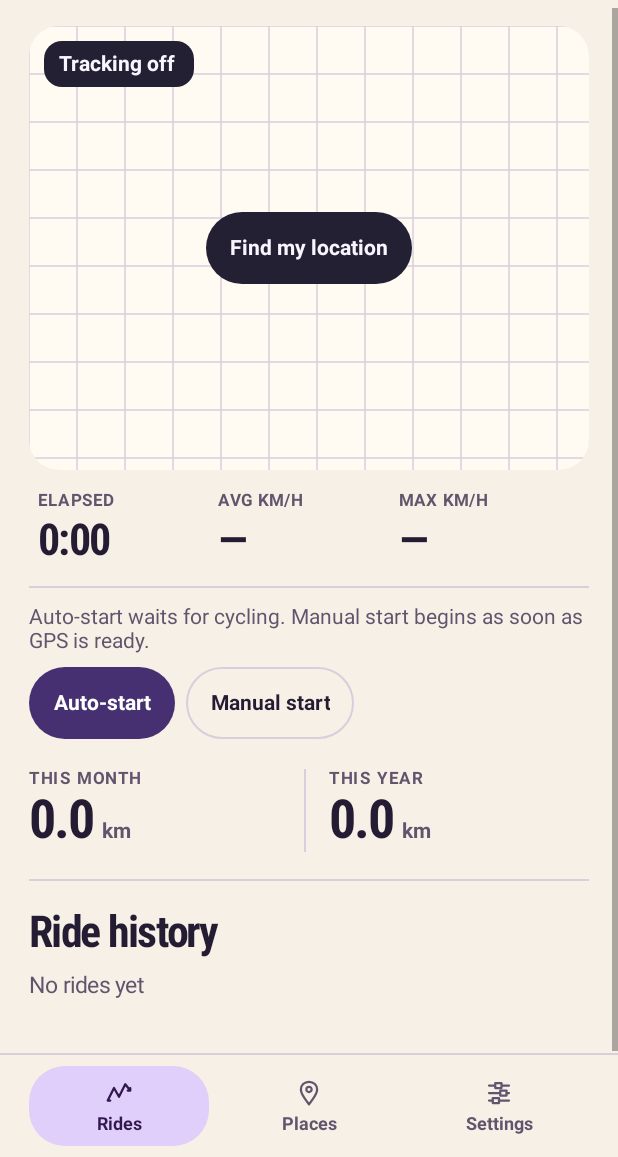
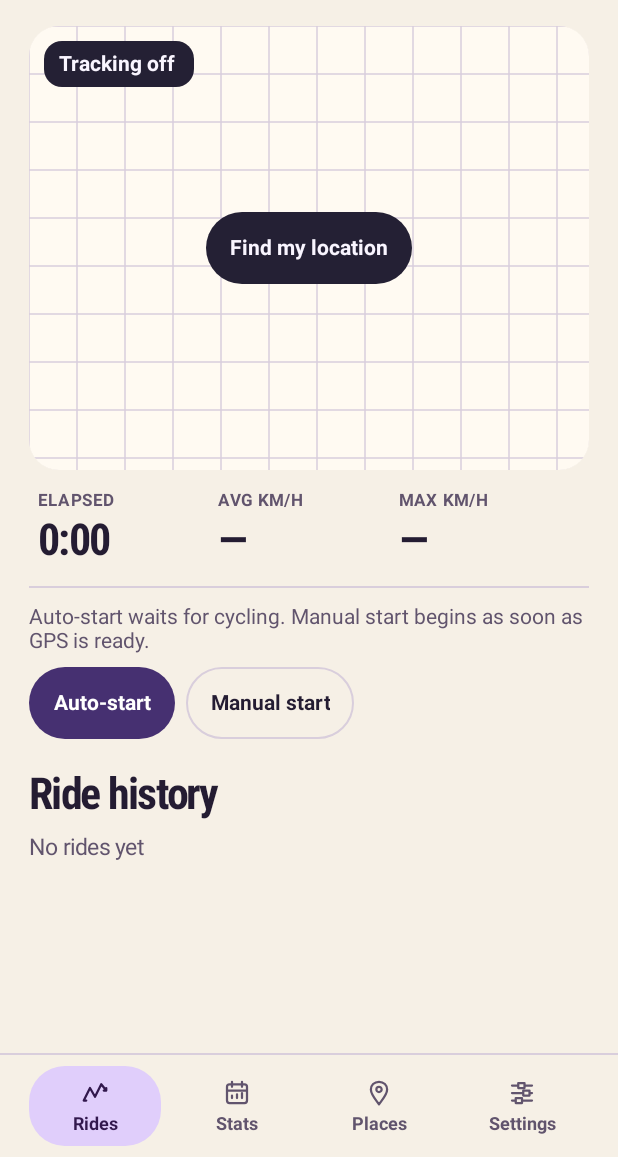
Before and after one commit to ZeroOne3010/bike-there, an Android app: the screen it shows after launch (MainActivity), after a tap on "Rides", on a phone screen of 412 x 824 dp, the part 79-1236 px from its top. Run offline under Robolectric (Android 15) with nearby library versions, the phone set to English and light mode, and no system bars; pictures from the network do not load.

Commit message:
Add a bounded ride calendar and show the installed app version

```diff
--- a/app/build.gradle
+++ b/app/build.gradle
@@ -11,8 +11,8 @@ android {
         applicationId 'dev.zeroone.bikethere'
         minSdk 26
         targetSdk 36
-        versionCode = (System.getenv('BIKE_THERE_VERSION_CODE') ?: '3000').toInteger()
-        versionName = System.getenv('BIKE_THERE_VERSION_NAME') ?: '0.3.0'
+        versionCode = (System.getenv('BIKE_THERE_VERSION_CODE') ?: '4000').toInteger()
+        versionName = System.getenv('BIKE_THERE_VERSION_NAME') ?: '0.4.0'
     }
 
     signingConfigs {
--- a/app/src/main/java/dev/zeroone/bikethere/MainActivity.java
+++ b/app/src/main/java/dev/zeroone/bikethere/MainActivity.java
@@ -39,7 +39,6 @@ import androidx.core.view.ViewCompat;
 import java.io.OutputStream;
 import java.nio.charset.StandardCharsets;
 import java.time.Instant;
-import java.time.Year;
 import java.time.YearMonth;
 import java.time.ZoneId;
 import java.time.format.DateTimeFormatter;
@@ -48,6 +47,12 @@ import java.util.List;
 import java.util.Locale;
 
 public final class MainActivity extends ComponentActivity {
+    private static final int RIDES = 0;
+    private static final int PLACES = 1;
+    private static final int SETTINGS = 2;
+    private static final int STATS = 3;
+    private static final String STATS_DISTANCE = "statsDistance";
+
     private static final int LOCATION_PERMISSION = 10;
     private static final int NOTIFICATION_PERMISSION = 11;
     private static final int EXPORT = 12;
@@ -61,7 +66,8 @@ public final class MainActivity extends ComponentActivity {
     private RideColors colours;
     private long playbackOffset;
     private ScrollView scroll;
-    private int page;
+    private int page = RIDES;
+    private YearMonth statsMonth;
     private int historyLimit = 40;
     private String selectedRide;
     private String exportingRide;
@@ -84,7 +90,7 @@ public final class MainActivity extends ComponentActivity {
             if (selectedRide != null) {
                 closeRide();
             } else {
-                page = 0;
+                page = RIDES;
                 render(false);
                 findMapLocation(false);
             }
@@ -114,7 +120,9 @@ public final class MainActivity extends ComponentActivity {
             store.recoverInterruptedRides();
         }
         if (saved != null) {
-            page = saved.getInt("page");
+            page = saved.getInt("page", RIDES);
+            String month = saved.getString("statsMonth");
+            statsMonth = month == null ? null : YearMonth.parse(month);
             historyLimit = saved.getInt("limit", 40);
             selectedRide = saved.getString("ride");
             exportingRide = saved.getString("export");
@@ -135,7 +143,7 @@ public final class MainActivity extends ComponentActivity {
         ContextCompat.registerReceiver(this, statusChanges, filter, ContextCompat.RECEIVER_NOT_EXPORTED);
         render(true);
         uiHandler.post(liveTick);
-        if (page == 0 && selectedRide == null) {
+        if (page == RIDES && selectedRide == null) {
             findMapLocation(false);
         }
     }
@@ -172,6 +180,9 @@ public final class MainActivity extends ComponentActivity {
     protected void onSaveInstanceState(Bundle out) {
         super.onSaveInstanceState(out);
         out.putInt("page", page);
+        if (statsMonth != null) {
+            out.putString("statsMonth", statsMonth.toString());
+        }
         out.putInt("limit", historyLimit);
         out.putString("ride", selectedRide);
         out.putString("export", exportingRide);
@@ -180,7 +191,7 @@ public final class MainActivity extends ComponentActivity {
     }
 
     private void render(boolean keepScroll) {
-        back.setEnabled(selectedRide != null || page != 0);
+        back.setEnabled(selectedRide != null || page != RIDES);
         int scrollPosition = keepScroll && scroll != null ? scroll.getScrollY() : 0;
         if (keepScroll && selectedRide != null && content != null) {
             refreshWeatherLabel();
@@ -201,8 +212,9 @@ public final class MainActivity extends ComponentActivity {
             rideDetails();
         } else {
             switch (page) {
-                case 1 -> placesPage();
-                case 2 -> settingsPage();
+                case PLACES -> placesPage();
+                case SETTINGS -> settingsPage();
+                case STATS -> statsPage();
                 default -> historyPage();
             }
             root.addView(ui.hairline());
@@ -220,17 +232,18 @@ public final class MainActivity extends ComponentActivity {
             header.addView(ui.secondary("← Rides", this::closeRide));
         } else {
             String title = switch (page) {
-                case 1 -> "Places";
-                case 2 -> "Settings";
+                case PLACES -> "Places";
+                case SETTINGS -> "Settings";
+                case STATS -> "Stats";
                 default -> "BIKE THERE";
             };
-            TextView heading = ui.title(title, page == 0 ? 40 : 35, colours.ink());
+            TextView heading = ui.title(title, page == RIDES ? 40 : 35, colours.ink());
             ViewCompat.setAccessibilityHeading(heading, true);
             header.addView(heading, RideUi.weight());
-            if (page != 0 && TrackerService.state() != Tracker.State.DISARMED) {
+            if (page != RIDES && TrackerService.state() != Tracker.State.DISARMED) {
                 header.addView(ui.button("Tracker", colours.violet(), colours.violetInk(),
                         null, () -> {
-                            page = 0;
+                            page = RIDES;
                             render(false);
                             findMapLocation(false);
                         }));
@@ -242,17 +255,18 @@ public final class MainActivity extends ComponentActivity {
     private LinearLayout navigation() {
         LinearLayout bar = ui.row();
         bar.setPadding(ui.dp(16), ui.dp(7), ui.dp(16), ui.dp(7));
-        String[] tabs = {"Rides", "Places", "Settings"};
-        int[] icons = {R.drawable.tab_rides, R.drawable.tab_places, R.drawable.tab_settings};
+        String[] tabs = {"Rides", "Stats", "Places", "Settings"};
+        int[] pages = {RIDES, STATS, PLACES, SETTINGS};
+        int[] icons = {R.drawable.tab_rides, R.drawable.tab_stats, R.drawable.tab_places, R.drawable.tab_settings};
         for (int i = 0; i < tabs.length; i++) {
-            int tab = i;
+            int tab = pages[i];
             boolean current = tab == page;
             int foreground = current ? colours.violetInk() : colours.muted();
             Button item = ui.button(tabs[i], current ? colours.violet() : Color.TRANSPARENT,
                     foreground, null, () -> {
                         page = tab;
                         render(false);
-                        if (tab == 0) {
+                        if (tab == RIDES) {
                             findMapLocation(false);
                         }
                     });
@@ -262,6 +276,7 @@ public final class MainActivity extends ComponentActivity {
             item.setCompoundDrawables(null, icon, null, null);
             item.setCompoundDrawablePadding(ui.dp(3));
             item.setTextSize(12);
+            item.setPadding(ui.dp(7), ui.dp(8), ui.dp(7), ui.dp(8));
             item.setSelected(current);
             LinearLayout.LayoutParams size = RideUi.weight();
             size.leftMargin = ui.dp(3);
@@ -299,7 +314,7 @@ public final class MainActivity extends ComponentActivity {
     }
 
     private void updateLivePanel() {
-        if (livePanel != null && page == 0 && selectedRide == null) {
+        if (livePanel != null && page == RIDES && selectedRide == null) {
             long now = SystemClock.elapsedRealtime();
             livePanel.update(TrackerService.live(now), now);
         }
@@ -343,30 +358,6 @@ public final class MainActivity extends ComponentActivity {
     private void historyPage() {
         add(trackingPanel(), 20);
         List<RideStore.Summary> history = store.history();
-        YearMonth month = YearMonth.now();
-        Year year = Year.now();
-        double monthMeters = 0;
-        double yearMeters = 0;
-        for (RideStore.Summary ride : history) {
-            var date = Instant.ofEpochMilli(ride.start()).atZone(ZoneId.of(ride.zone()));
-            if (YearMonth.from(date).equals(month)) {
-                monthMeters += ride.distance();
-            }
-            if (Year.from(date).equals(year)) {
-                yearMeters += ride.distance();
-            }
-        }
-        LinearLayout totals = ui.row();
-        totals.setBaselineAligned(false);
-        totals.addView(distanceTotal("THIS MONTH", monthMeters), RideUi.weight());
-        View divider = new View(this);
-        divider.setBackgroundColor(colours.line());
-        LinearLayout.LayoutParams dividerSize = new LinearLayout.LayoutParams(ui.dp(1), ui.dp(55));
-        dividerSize.setMargins(ui.dp(10), 0, ui.dp(15), 0);
-        totals.addView(divider, dividerSize);
-        totals.addView(distanceTotal("THIS YEAR", yearMeters), RideUi.weight());
-        add(totals, 18);
-        add(ui.hairline(), 17);
         add(section("Ride history"), 9);
         if (history.isEmpty()) {
             add(ui.text("No rides yet", 15, false, colours.muted()), 12);
@@ -391,22 +382,17 @@ public final class MainActivity extends ComponentActivity {
         }
     }
 
-    private View distanceTotal(String label, double metres) {
-        LinearLayout column = ui.column();
-        TextView caption = ui.text(label, 11, true, colours.muted());
-        caption.setLetterSpacing(.1f);
-        column.addView(caption);
-        LinearLayout amount = ui.row();
-        amount.setGravity(Gravity.BOTTOM);
-        TextView value = ui.title(String.format(Locale.getDefault(), "%.1f", metres / 1000), 36, colours.ink());
-        value.setMaxLines(1);
-        value.setAutoSizeTextTypeUniformWithConfiguration(18, 36, 1, android.util.TypedValue.COMPLEX_UNIT_SP);
-        amount.addView(value, new LinearLayout.LayoutParams(-2, ui.dp(42)));
-        TextView units = ui.text("km", 14, true, colours.muted());
-        units.setPadding(ui.dp(4), 0, 0, ui.dp(4));
-        amount.addView(units);
-        column.addView(amount);
-        return column;
+    private void statsPage() {
+        RideCalendar calendar = new RideCalendar(YearMonth.now(), store.history());
+        YearMonth displayed = calendar.visibleMonth(statsMonth);
+        boolean distance = preferences.getBoolean(STATS_DISTANCE, false);
+        add(new StatsPanel(this, ui, calendar, displayed, distance, month -> {
+            statsMonth = calendar.visibleMonth(month);
+            render(true);
+        }, kilometres -> {
+            preferences.edit().putBoolean(STATS_DISTANCE, kilometres).apply();
+            render(true);
+        }), 0);
     }
 
     private void placesPage() {
@@ -448,6 +434,12 @@ public final class MainActivity extends ComponentActivity {
     }
 
     private void settingsPage() {
+        LinearLayout version = ui.row();
+        version.setBackground(ui.shape(colours.panel(), 12, colours.line()));
+        version.setPadding(ui.dp(12), ui.dp(10), ui.dp(12), ui.dp(10));
+        version.addView(ui.text("App version", 14, true, colours.muted()), RideUi.weight());
+        version.addView(ui.text(installedVersion(), 16, true, colours.ink()));
+        add(version, 16);
         add(section("Appearance"), 6);
         int current = appearanceIndex();
         String[] labels = {"System", "Light", "Dark"};
@@ -474,6 +466,15 @@ public final class MainActivity extends ComponentActivity {
         add(ui.text("Ride playback and saved circles work offline.", 13, false, colours.muted()), 10);
         toggle("Weather from Open-Meteo", "weather", false);
         add(ui.text("Weather lookup sends the approximate ride start and date to Open-Meteo.", 13, false, colours.muted()), 10);
+    }
+
+    private String installedVersion() {
+        try {
+            String version = getPackageManager().getPackageInfo(getPackageName(), 0).versionName;
+            return version == null ? "Unavailable" : version;
+        } catch (PackageManager.NameNotFoundException ignored) {
+            return "Unavailable";
+        }
     }
 
     private int appearanceIndex() {
--- /dev/null
+++ b/app/src/main/res/drawable/tab_stats.xml
@@ -0,0 +1,6 @@
+<vector xmlns:android="http://schemas.android.com/apk/res/android"
+    android:width="24dp" android:height="24dp" android:viewportWidth="24" android:viewportHeight="24">
+    <path android:fillColor="#00000000" android:strokeColor="#FFFFFFFF" android:strokeWidth="1.8"
+        android:strokeLineCap="round" android:strokeLineJoin="round"
+        android:pathData="M4,7Q4,5 6,5H18Q20,5 20,7V18Q20,20 18,20H6Q4,20 4,18Z M8,3V7 M16,3V7 M4,10H20 M8,16V14 M12,16V13 M16,16V12" />
+</vector>
```
Also changed, not shown: app/src/main/java/dev/zeroone/bikethere/RideCalendar.java (added, +81 -0 lines), app/src/main/java/dev/zeroone/bikethere/StatsPanel.java (added, +208 -0 lines), app/src/main/res/values/stats.xml (added, +9 -0 lines), 2 other files.
